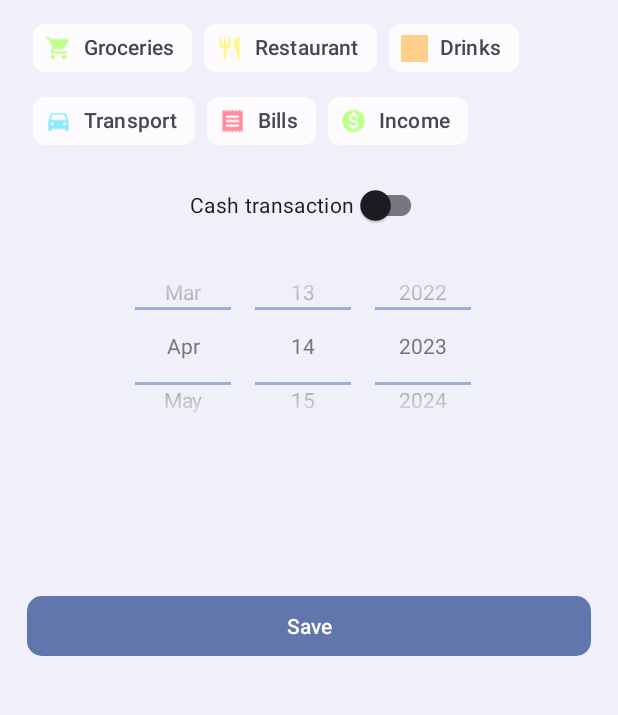
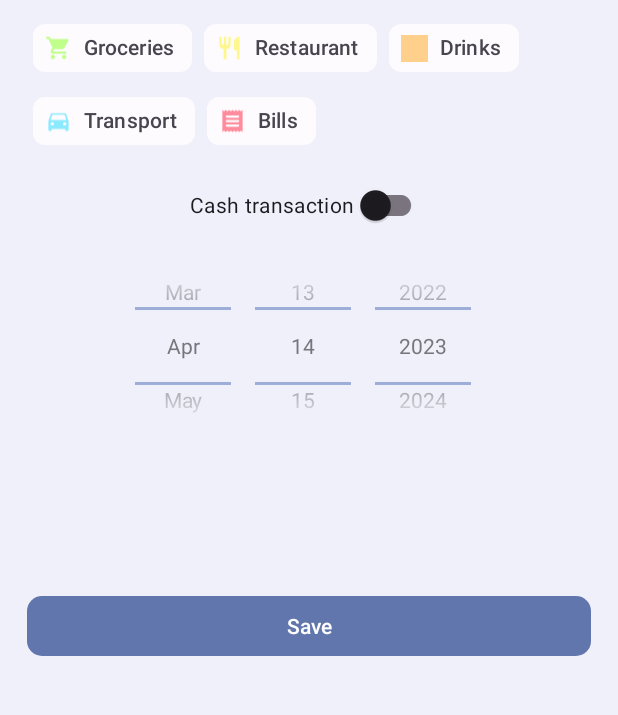
Before and after one commit to robert-paraschiv/Xpense, an Android app: the fragment AddTransactionFragment placed in its activity, on a phone screen of 412 x 824 dp, the part 517-1232 px from its top. Run offline under Robolectric (Android 15) with nearby library versions, the phone set to English and light mode, and no system bars; our stand-ins replace Firebase (no records; nobody signed in at launch, a user with empty details on screens opened directly); libraries missing offline, so code that uses them is left out: com.github.mikephil.charting; pictures from the network do not load; 21 statements that could not run were skipped.

Commit message:
remove Income from add trans categories

```diff
--- a/app/src/main/java/com/rokudo/xpense/fragments/AddTransactionFragment.java
+++ b/app/src/main/java/com/rokudo/xpense/fragments/AddTransactionFragment.java
@@ -17,6 +17,8 @@ import android.widget.Toast;
 
 import androidx.annotation.NonNull;
 import androidx.annotation.Nullable;
+import androidx.core.content.ContextCompat;
+import androidx.core.content.res.ResourcesCompat;
 import androidx.fragment.app.Fragment;
 import androidx.lifecycle.ViewModelProvider;
 import androidx.navigation.Navigation;
@@ -57,11 +59,11 @@ public class AddTransactionFragment extends Fragment {
         binding = FragmentAddTransactionBinding.inflate(inflater, container, false);
 
         viewModel = new ViewModelProvider(requireActivity()).get(TransactionViewModel.class);
-        buildCategoriesRv();
-        handleArgs();
 
         getWalletId();
         initOnClicks();
+        buildCategoriesRv();
+        handleArgs();
 
         return binding.getRoot();
     }
@@ -82,17 +84,18 @@ public class AddTransactionFragment extends Fragment {
         super.onViewCreated(view, savedInstanceState);
     }
 
-    @SuppressLint("UseCompatLoadingForDrawables")
     private void buildCategoriesRv() {
         for (int i = 0; i < CategoriesUtil.expenseCategoryList.size(); i++) {
             ExpenseCategory category = CategoriesUtil.expenseCategoryList.get(i);
+            if (category.getName().equals("Income")) {
+                continue;
+            }
             Chip chip = (Chip) getLayoutInflater().inflate(R.layout.item_category, binding.categoryChipGroup, false);
             chip.setText(category.getName());
             chip.setChipIconTint(ColorStateList.valueOf(CategoriesUtil.expenseCategoryList.get(i).getColor()));
-            chip.setChipIcon(getResources().getDrawable(category.getResourceId(), requireContext().getTheme()));
+            chip.setChipIcon(ContextCompat.getDrawable(requireContext(), category.getResourceId()));
             chip.setChipBackgroundColor(ColorStateList.valueOf(getResources().getColor(R.color.cards_bg_color, requireActivity().getTheme())));
             chip.setElevation(0);
-
 
             binding.categoryChipGroup.addView(chip);
         }
```
